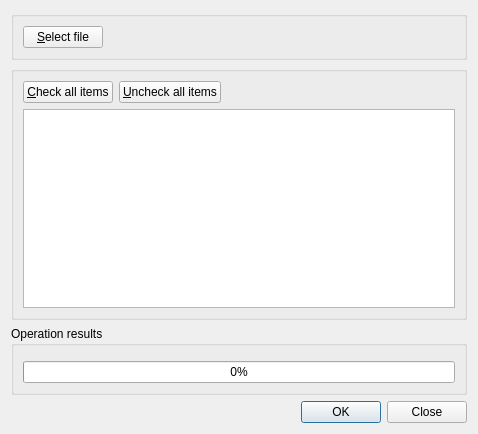
This is src/services/standard/gui/formstandardimportexport.ui in martinrotter/rssguard as Qt 5 draws it before an edit. The edited form follows.
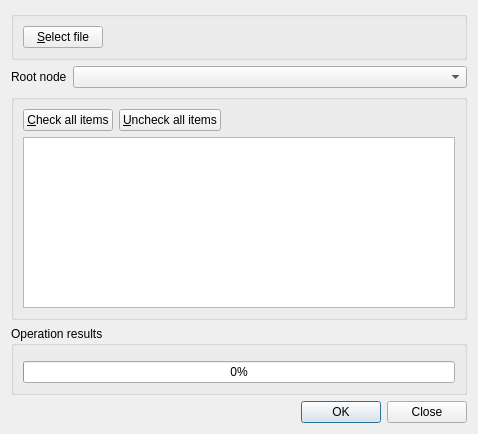
This is the edited form. Custom widgets are drawn as their Qt base class.

Diff of the .ui file:
```diff
--- a/src/services/standard/gui/formstandardimportexport.ui
+++ b/src/services/standard/gui/formstandardimportexport.ui
@@ -37,27 +37,57 @@
      </layout>
     </widget>
    </item>
+   <item>
+    <layout class="QFormLayout" name="formLayout_3">
+     <item row="0" column="0">
+      <widget class="QLabel" name="m_lblRootNode">
+       <property name="text">
+        <string>Root node</string>
+       </property>
+       <property name="buddy">
+        <cstring>m_cmbRootNode</cstring>
+       </property>
+      </widget>
+     </item>
+     <item row="0" column="1">
+      <widget class="QComboBox" name="m_cmbRootNode">
+       <property name="toolTip">
+        <string>Select parent item for your feed.</string>
+       </property>
+       <property name="iconSize">
+        <size>
+         <width>12</width>
+         <height>12</height>
+        </size>
+       </property>
+       <property name="frame">
+        <bool>true</bool>
+       </property>
+      </widget>
+     </item>
+    </layout>
+   </item>
    <item>
     <widget class="QGroupBox" name="m_groupFeeds">
      <property name="title">
       <string/>
      </property>
      <layout class="QGridLayout" name="gridLayout">
-      <item row="0" column="1">
+      <item row="1" column="1">
        <widget class="QPushButton" name="m_btnCheckAllItems">
         <property name="text">
          <string>&amp;Check all items</string>
         </property>
        </widget>
       </item>
-      <item row="0" column="2">
+      <item row="1" column="2">
        <widget class="QPushButton" name="m_btnUncheckAllItems">
         <property name="text">
          <string>&amp;Uncheck all items</string>
         </property>
        </widget>
       </item>
-      <item row="0" column="3">
+      <item row="1" column="3">
        <spacer name="horizontalSpacer">
         <property name="orientation">
          <enum>Qt::Horizontal</enum>
@@ -70,7 +100,7 @@
         </property>
        </spacer>
       </item>
-      <item row="1" column="1" colspan="3">
+      <item row="2" column="1" colspan="3">
        <widget class="QTreeView" name="m_treeFeeds">
         <property name="sizePolicy">
          <sizepolicy hsizetype="Expanding" vsizetype="Expanding">
```
